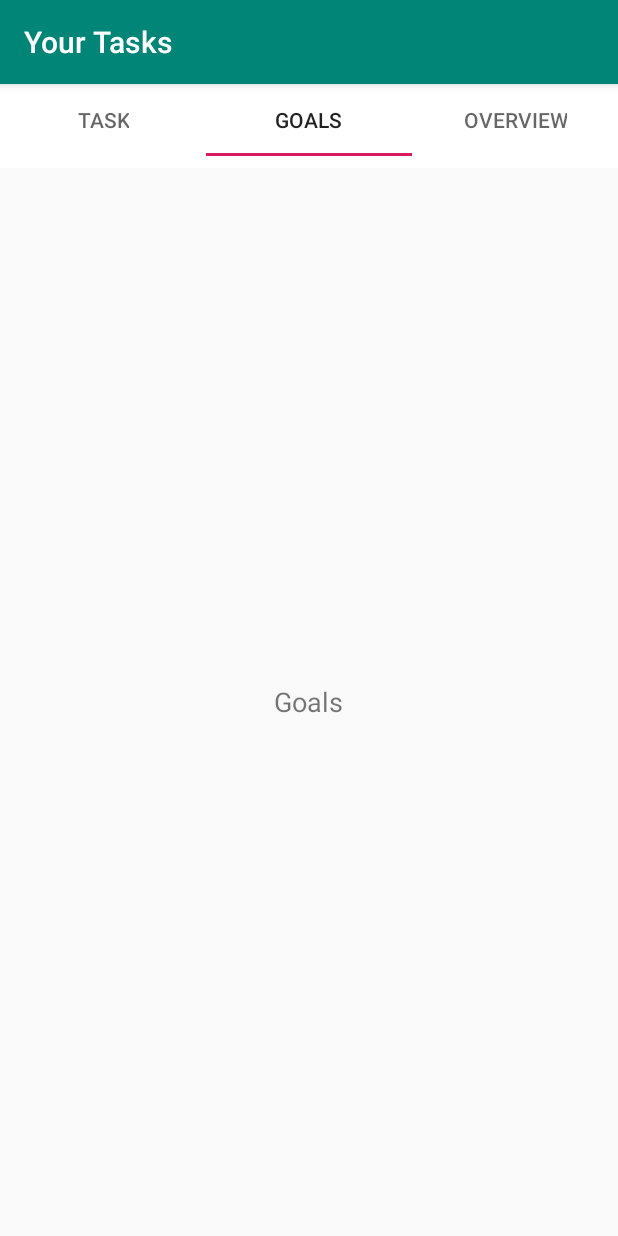
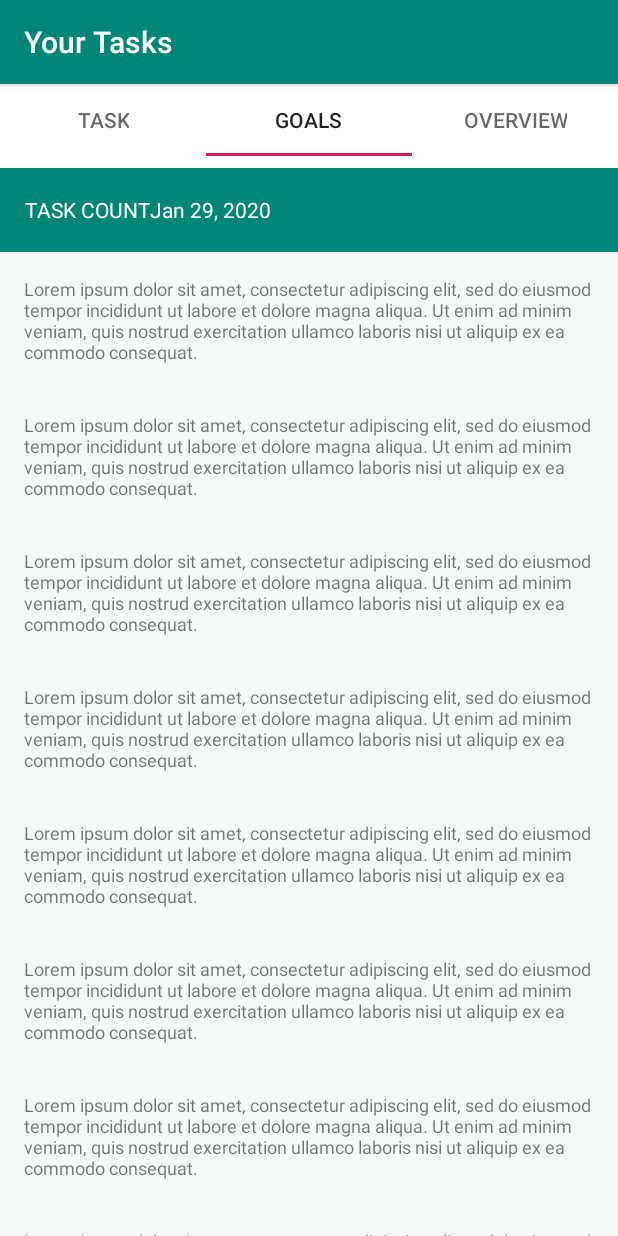
Before and after one commit to vaishnavikattekola/MockKPulse, an Android app: the screen it shows after launch (YourTasks), tab 2 chosen, on a phone screen of 412 x 824 dp. Run offline under Robolectric (Android 15) with nearby library versions, the phone set to English and light mode, and no system bars.

Commit message:
goals almost done need padding and margin

```diff
--- a/app/build.gradle
+++ b/app/build.gradle
@@ -27,6 +27,8 @@ dependencies {
     implementation 'androidx.lifecycle:lifecycle-extensions:2.0.0'
     implementation 'androidx.legacy:legacy-support-v4:1.0.0'
     testImplementation 'junit:junit:4.12'
+    //recyclerview
+    implementation 'com.android.support:recyclerview-v7:29.0.2'
     androidTestImplementation 'androidx.test.ext:junit:1.1.1'
     androidTestImplementation 'androidx.test.espresso:espresso-core:3.2.0'
 }
--- a/app/src/main/java/com/example/fragmentview/Goals.java
+++ b/app/src/main/java/com/example/fragmentview/Goals.java
@@ -4,76 +4,60 @@ import android.content.Context;
 import android.net.Uri;
 import android.os.Bundle;
 
+import androidx.annotation.Nullable;
 import androidx.fragment.app.Fragment;
+import androidx.recyclerview.widget.LinearLayoutManager;
+import androidx.recyclerview.widget.RecyclerView;
 
 import android.view.LayoutInflater;
 import android.view.View;
 import android.view.ViewGroup;
+import android.widget.TextView;
+
+import java.text.DateFormat;
+import java.util.ArrayList;
+import java.util.Calendar;
+import java.util.List;
+
+public class Goals extends Fragment {
+    private OnFragmentInteractionListener mListener;
+    View view;
+    private RecyclerView recyclerView;
+    private List<ModelClass> goalsData;
 
 
-/**
- * A simple {@link Fragment} subclass.
- * Activities that contain this fragment must implement the
- * {@link Goals.OnFragmentInteractionListener} interface
- * to handle interaction events.
- * Use the {@link Goals#newInstance} factory method to
- * create an instance of this fragment.
- */
-public class Goals extends Fragment {
-    // TODO: Rename parameter arguments, choose names that match
-    // the fragment initialization parameters, e.g. ARG_ITEM_NUMBER
-    private static final String ARG_PARAM1 = "param1";
-    private static final String ARG_PARAM2 = "param2";
+    public Goals() {
 
-    // TODO: Rename and change types of parameters
-    private String mParam1;
-    private String mParam2;
-
-    private OnFragmentInteractionListener mListener;
-
-    public Goals() {
-        // Required empty public constructor
-    }
-
-    /**
-     * Use this factory method to create a new instance of
-     * this fragment using the provided parameters.
-     *
-     * @param param1 Parameter 1.
-     * @param param2 Parameter 2.
-     * @return A new instance of fragment Goals.
-     */
-    // TODO: Rename and change types and number of parameters
-    public static Goals newInstance(String param1, String param2) {
-        Goals fragment = new Goals();
-        Bundle args = new Bundle();
-        args.putString(ARG_PARAM1, param1);
-        args.putString(ARG_PARAM2, param2);
-        fragment.setArguments(args);
-        return fragment;
-    }
-
-    @Override
-    public void onCreate(Bundle savedInstanceState) {
-        super.onCreate(savedInstanceState);
-        if (getArguments() != null) {
-            mParam1 = getArguments().getString(ARG_PARAM1);
-            mParam2 = getArguments().getString(ARG_PARAM2);
-        }
     }
 
     @Override
     public View onCreateView(LayoutInflater inflater, ViewGroup container,
                              Bundle savedInstanceState) {
         // Inflate the layout for this fragment
-        return inflater.inflate(R.layout.fragment_goals, container, false);
+        View view = inflater.inflate(R.layout.fragment_goals, container, false);
+        recyclerView = view.findViewById(R.id._recyclerList);
+        GoalsAdapter adapter = new GoalsAdapter(getContext(), goalsData);
+        recyclerView.setLayoutManager(new LinearLayoutManager(getActivity()));
+        recyclerView.setAdapter(adapter);
+
+        Calendar calendar = Calendar.getInstance();
+        String currentDatee = DateFormat.getDateInstance(DateFormat.MONTH_FIELD).format(calendar.getTime());
+        TextView nDate = view.findViewById(R.id.date);
+        nDate.setText(currentDatee);
+        return view;
     }
 
-    // TODO: Rename method, update argument and hook method into UI event
-    public void onButtonPressed(Uri uri) {
-        if (mListener != null) {
-            mListener.onFragmentInteraction(uri);
+    @Override
+    public void onCreate(@Nullable Bundle savedInstanceState) {
+        super.onCreate(savedInstanceState);
+        goalsData = new ArrayList<>();
+        for (int i = 0; i < 10; i++) {
+            goalsData.add(new ModelClass("Lorem ipsum dolor sit amet, consectetur adipiscing " +
+                    "elit, sed do eiusmod tempor incididunt ut labore et dolore magna aliqua." +
+                    " Ut enim ad minim veniam, quis nostrud exercitation " +
+                    "ullamco laboris nisi ut aliquip ex ea commodo consequat."));
         }
+
     }
 
     @Override
@@ -93,16 +77,6 @@ public class Goals extends Fragment {
         mListener = null;
     }
 
-    /**
-     * This interface must be implemented by activities that contain this
-     * fragment to allow an interaction in this fragment to be communicated
-     * to the activity and potentially other fragments contained in that
-     * activity.
-     * <p>
-     * See the Android Training lesson <a href=
-     * "http://developer.android.com/training/basics/fragments/communicating.html"
-     * >Communicating with Other Fragments</a> for more information.
-     */
     public interface OnFragmentInteractionListener {
         // TODO: Update argument type and name
         void onFragmentInteraction(Uri uri);
--- /dev/null
+++ b/app/src/main/java/com/example/fragmentview/GoalsAdapter.java
@@ -0,0 +1,62 @@
+package com.example.fragmentview;
+
+import android.content.Context;
+import android.text.Layout;
+import android.view.LayoutInflater;
+import android.view.View;
+import android.view.ViewGroup;
+import android.widget.TextView;
+
+import androidx.annotation.NonNull;
+import androidx.recyclerview.widget.RecyclerView;
+
+import java.util.List;
+
+
+public class GoalsAdapter extends RecyclerView.Adapter<GoalsAdapter.MyViewHolder>{
+ Context mContext;
+    List<ModelClass>goalsData;
+
+    public GoalsAdapter(Context mContext, List<ModelClass> goalsData) {
+        this.mContext = mContext;
+        this.goalsData = goalsData;
+    }
+
+
+
+
+    @NonNull
+    @Override
+    public MyViewHolder onCreateViewHolder(@NonNull ViewGroup parent, int viewType) {
+       View view;
+       view = LayoutInflater.from(mContext).inflate(R.layout.goals_list,parent,false);
+       MyViewHolder myViewHolder = new MyViewHolder(view);
+
+        return myViewHolder;
+    }
+
+    @Override
+    public void onBindViewHolder(@NonNull MyViewHolder holder, int position) {
+    holder.goals_text.setText(goalsData.get(position).getToday_goals());
+
+    }
+
+    @Override
+    public int getItemCount() {
+        return goalsData.size();
+    }
+
+    public static class MyViewHolder extends RecyclerView.ViewHolder{
+
+        private TextView goals_text;
+
+
+
+        public MyViewHolder(@NonNull View itemView) {
+            super(itemView);
+
+            goals_text = itemView.findViewById(R.id.goals);
+
+        }
+    }
+}
--- /dev/null
+++ b/app/src/main/java/com/example/fragmentview/ModelClass.java
@@ -0,0 +1,15 @@
+package com.example.fragmentview;
+
+public class ModelClass {
+    private String today_goals;
+
+    public ModelClass(String today_goals) {
+        this.today_goals = today_goals;
+
+    }
+
+    public String getToday_goals() {
+        return today_goals;
+    }
+
+}
--- a/app/src/main/res/layout/fragment_goals.xml
+++ b/app/src/main/res/layout/fragment_goals.xml
@@ -1,16 +1,46 @@
 <?xml version="1.0" encoding="utf-8"?>
-<RelativeLayout xmlns:android="http://schemas.android.com/apk/res/android"
-    xmlns:tools="http://schemas.android.com/tools"
+<LinearLayout android:layout_height="match_parent"
     android:layout_width="match_parent"
-    android:layout_height="match_parent"
-    tools:context=".Goals">
+    android:orientation="vertical"
+    xmlns:android="http://schemas.android.com/apk/res/android" >
+    <Toolbar
+        android:id="@+id/_toolbar"
+        android:layout_width="match_parent"
+        android:layout_height="wrap_content"
+        android:background="@color/colorPrimary">
 
-    <!-- TODO: Update blank fragment layout -->
-    <TextView
-        android:layout_width="wrap_content"
-        android:layout_height="wrap_content"
-        android:layout_centerInParent="true"
-        android:textSize="18dp"
-        android:text="Goals" />
+        <TextView
+            android:id="@+id/task_count"
+            android:layout_width="wrap_content"
+            android:layout_height="wrap_content"
+            android:gravity="end"
+            android:text="@string/tab_mark"
+            android:textAlignment="gravity"
+            android:textColor="#ffffff">
 
-</RelativeLayout>
+        </TextView>
+
+        <TextView
+            android:id="@+id/date"
+            android:layout_width="match_parent"
+            android:layout_height="wrap_content"
+            android:gravity="start"
+            android:textAlignment="gravity"
+            android:textColor="#ffffff">
+
+        </TextView>
+    </Toolbar>
+
+    <androidx.recyclerview.widget.RecyclerView xmlns:android="http://schemas.android.com/apk/res/android"
+        xmlns:app="http://schemas.android.com/apk/res-auto"
+        xmlns:tools="http://schemas.android.com/tools"
+        android:id="@+id/_recyclerList"
+        android:scrollbars="vertical"
+        android:layout_width="match_parent"
+        android:layout_height="match_parent"
+        tools:context=".Goals">
+        <!-- TODO: Update blank fragment layout -->
+
+
+    </androidx.recyclerview.widget.RecyclerView>
+</LinearLayout>
--- /dev/null
+++ b/app/src/main/res/layout/goals_list.xml
@@ -0,0 +1,19 @@
+<?xml version="1.0" encoding="utf-8"?>
+<LinearLayout xmlns:android="http://schemas.android.com/apk/res/android"
+    xmlns:tools="http://schemas.android.com/tools"
+    android:id="@+id/linear"
+    android:layout_width="match_parent"
+    android:layout_height="wrap_content"
+    android:orientation="vertical">
+
+    <TextView
+        android:id="@+id/goals"
+        android:layout_width="match_parent"
+        android:layout_height="wrap_content"
+        android:background="#F5F9F9 "
+        android:padding="16dp"
+        android:text="@string/text"
+        android:textSize="12sp">
+
+    </TextView>
+</LinearLayout>
--- a/app/src/main/res/values/strings.xml
+++ b/app/src/main/res/values/strings.xml
@@ -3,6 +3,13 @@
     <string name="Tasks">Task</string>
     <string name="Goals">Goals</string>
     <string name="Overview">Overview</string>
+    <string name="date">date</string>
+    <string name="text">Lorem ipsum dolor sit amet, consectetur adipiscing elit, sed do eiusmod tempor incididunt ut labore et dolore magna aliqua.
+        Ut enim ad minim veniam, quis nostrud exercitation ullamco laboris nisi ut aliquip ex ea commodo consequat.
+        Duis aute irure dolor in reprehenderit in voluptate velit esse cillum dolore eu fugiat nulla pariatur.
+    </string>
+    <string name="tab_mark">TASK COUNT</string>
+
 
     <!-- TODO: Remove or change this placeholder text -->
     <string name="hello_blank_fragment">Hello blank fragment</string>
```
Also changed, not shown: app/src/main/res/layout/fragment_main.xml (deleted, +0 -23 lines), app/src/main/res/layout/fragment_tasks.xml (+17 -18 lines).
